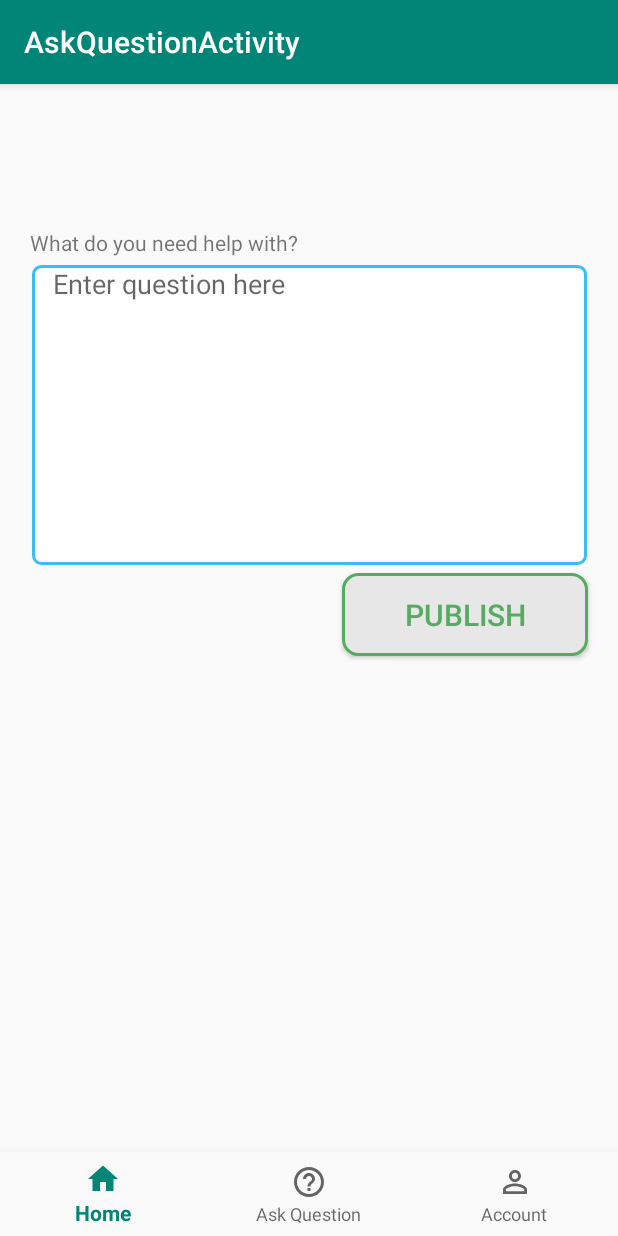
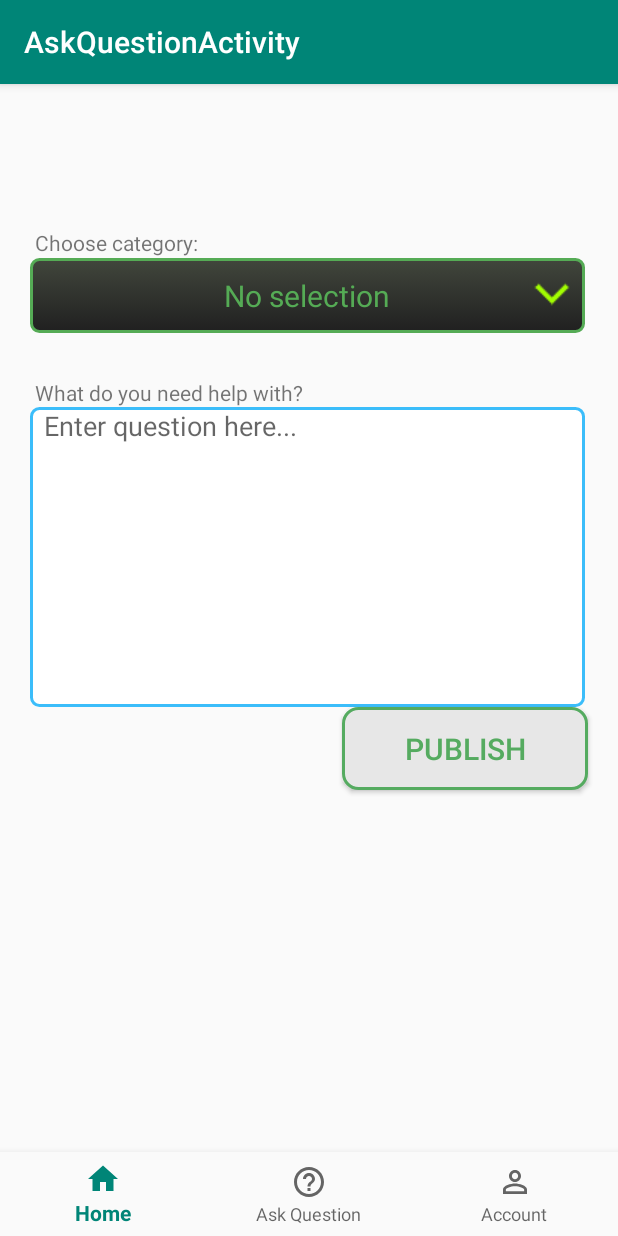
Before and after one commit to dmitrokh/pocketHandyman-fa19-hippo, an Android app: the AskQuestionActivity screen opened directly, with no data from a screen before it, on a phone screen of 412 x 824 dp. Run offline under Robolectric (Android 15) with nearby library versions, the phone set to English and light mode, and no system bars; our stand-ins replace Firebase (no records; nobody signed in at launch, a user with empty details on screens opened directly).

Commit message:
add functionality to save questions to Firebase DB

```diff
--- a/app/build.gradle
+++ b/app/build.gradle
@@ -35,11 +35,11 @@ dependencies {
     // For example, to use Firebase Authentication and Cloud Firestore
     implementation 'com.google.firebase:firebase-auth:19.1.0'
     implementation 'com.google.firebase:firebase-firestore:21.3.0'
-    implementation 'com.google.firebase:firebase-database:16.0.6'
+    implementation 'com.google.firebase:firebase-database:17.0.0'
 
 //    implementation 'com.android.support:appcompat-v7:29.0.2'
 //    implementation 'com.android.support:design:29.0.2'
-    implementation 'com.google.android.material:material:1.0.0'
+//    implementation 'com.google.android.material:material:1.0.0'
 }
 
 apply plugin: 'com.google.gms.google-services'
--- a/app/src/main/AndroidManifest.xml
+++ b/app/src/main/AndroidManifest.xml
@@ -1,6 +1,8 @@
 <?xml version="1.0" encoding="utf-8"?>
 <manifest xmlns:android="http://schemas.android.com/apk/res/android"
     package="com.example.pockethandyman">
+
+    <uses-permission android:name="android.permission.INTERNET" />
 
     <application
         android:allowBackup="true"
--- a/app/src/main/java/com/example/pockethandyman/AskQuestionActivity.java
+++ b/app/src/main/java/com/example/pockethandyman/AskQuestionActivity.java
@@ -1,39 +1,83 @@
 package com.example.pockethandyman;
 
 import android.content.Intent;
+import android.graphics.Color;
 import android.os.Bundle;
+import android.text.TextUtils;
 import android.view.MenuItem;
 import android.view.View;
+import android.widget.AdapterView;
+import android.widget.ArrayAdapter;
 import android.widget.Button;
 import android.widget.EditText;
+import android.widget.Spinner;
+import android.widget.TextView;
+import android.widget.Toast;
 
 import com.google.android.material.bottomnavigation.BottomNavigationView;
+import com.google.firebase.database.DatabaseReference;
+import com.google.firebase.database.FirebaseDatabase;
 
 import androidx.annotation.NonNull;
 import androidx.appcompat.app.AppCompatActivity;
 
-public class AskQuestionActivity extends AppCompatActivity {
+public class AskQuestionActivity extends AppCompatActivity implements AdapterView.OnItemSelectedListener {
+    private String categoryChosen;
     private BottomNavigationView bottomNavigationView;
-    private EditText question;
+    private EditText questionField;
     private Button publishButton;
+    private Spinner chooseCategory;
+    private DatabaseReference dbReference;
 
     @Override
     protected void onCreate(Bundle savedInstanceState) {
         super.onCreate(savedInstanceState);
         setContentView(R.layout.activity_ask_question);
 
-        question = findViewById(R.id.equestionField);
+        chooseCategory = findViewById(R.id.spinner);
+        ArrayAdapter adapter = ArrayAdapter.createFromResource(this, R.array.rubrik_array,
+                R.layout.spinner_item);
+        adapter.setDropDownViewResource(R.layout.spinner_dropdown);
+        chooseCategory.setAdapter(adapter);
+        chooseCategory.setOnItemSelectedListener(this);
+
+        questionField = findViewById(R.id.questionField);
         publishButton = findViewById(R.id.publishButton);
         publishButton.setOnClickListener(new View.OnClickListener() {
             @Override
             public void onClick(View v) {
-//                Intent intent = new Intent(AskQuestionActivity.this, HomeActivity.class);
-//
-//                startActivity(intent);
+                if (chooseCategory.getSelectedItem().toString().isEmpty()
+                        || chooseCategory.getSelectedItem().toString().equals("No selection")) {
+                    TextView errorText = (TextView)chooseCategory.getSelectedView();
+                    errorText.setError("");
+                    errorText.setTextColor(Color.RED);
+                    errorText.setText("Choose category");
+
+                    return;
+                }
+
+                if (TextUtils.isEmpty(questionField.getText().toString())){
+                    Toast.makeText(
+                            AskQuestionActivity.this, "Enter your questionField or go back!",
+                    Toast.LENGTH_SHORT).show();
+                } else {
+                    String question = questionField.getText().toString();
+                    int hash = question.hashCode();
+//                    String hashString = String.valueOf(hash);
+                    Question toAsk = new Question(question, categoryChosen);
+
+                    dbReference = FirebaseDatabase.getInstance().getReference("questions");
+                    dbReference.child(String.valueOf(hash)).setValue(toAsk);
+                }
+
+                Intent intent = new Intent(AskQuestionActivity.this, EmailPasswordActivity.class);
+                startActivity(intent);
             }
         });
 
         setupBottomNavigationView();
+
+
 
         // Passing each menu ID as a set of Ids because each
         // menu should be considered as top level destinations.
@@ -66,4 +110,13 @@ public class AskQuestionActivity extends AppCompatActivity {
         });
     }
 
+    @Override
+    public void onItemSelected(AdapterView<?> adapterView, View v, int position, long id) {
+        categoryChosen = adapterView.getItemAtPosition(position).toString();
+    }
+
+    @Override
+    public void onNothingSelected(AdapterView<?> adapterView) {
+
+    }
 }
--- /dev/null
+++ b/app/src/main/res/drawable-v24/gradient_spinner.xml
@@ -0,0 +1,31 @@
+<?xml version="1.0" encoding="utf-8"?>
+<selector xmlns:android="http://schemas.android.com/apk/res/android">
+
+    <item><layer-list>
+        <item><shape>
+            <gradient
+                android:angle="90"
+                android:endColor="#41463C"
+                android:startColor="#FF202020"
+                android:type="linear" />
+
+            <stroke
+                android:width="2dp"
+                android:color="#55AB55" />
+
+            <corners
+                android:radius="5dp" />
+
+            <padding
+                android:bottom="3dp"
+                android:left="3dp"
+                android:right="3dp"
+                android:top="3dp" />
+        </shape></item>
+        <item ><bitmap
+            android:gravity="right"
+            android:src="@drawable/dropdown_arrow_green" />
+        </item>
+    </layer-list></item>
+
+</selector>
--- a/app/src/main/res/layout/activity_ask_question.xml
+++ b/app/src/main/res/layout/activity_ask_question.xml
@@ -6,6 +6,29 @@
     android:layout_width="match_parent"
     android:layout_height="match_parent"
     android:paddingTop="?attr/actionBarSize">
+
+    <TextView
+        android:id="@+id/textView2"
+        android:layout_width="wrap_content"
+        android:layout_height="wrap_content"
+        android:layout_marginStart="20dp"
+        android:layout_marginTop="40dp"
+        android:text=" Choose category:"
+        app:layout_constraintStart_toStartOf="parent"
+        app:layout_constraintTop_toTopOf="parent" />
+
+    <Spinner
+        android:id="@+id/spinner"
+        style="@style/spinner_style"
+        android:layout_width="370dp"
+        android:layout_height="50dp"
+        android:layout_marginStart="20dp"
+        android:layout_marginTop="60dp"
+        android:layout_marginEnd="30dp"
+        android:textAlignment="gravity"
+        android:textColor="#55AB55"
+        app:layout_constraintStart_toStartOf="parent"
+        app:layout_constraintTop_toTopOf="parent" />
 
     <com.google.android.material.bottomnavigation.BottomNavigationView
         android:id="@+id/bottom_navigation"
@@ -19,30 +42,17 @@
         app:layout_constraintRight_toRightOf="parent"
         app:menu="@menu/bottom_nav_menu" />
 
-    <TextView
-        android:id="@+id/textView"
-        android:layout_width="wrap_content"
-        android:layout_height="wrap_content"
-        android:layout_marginStart="20dp"
-        android:layout_marginTop="40dp"
-        android:text="What do you need help with?"
-        app:layout_constraintStart_toStartOf="parent"
-        app:layout_constraintTop_toTopOf="parent" />
-
     <EditText
-        android:id="@+id/equestionField"
+        android:id="@+id/questionField"
         android:layout_width="370dp"
         android:layout_height="200dp"
         android:layout_marginStart="20dp"
-        android:layout_marginTop="5dp"
-        android:layout_marginEnd="20dp"
         android:background="@drawable/question"
         android:ems="10"
         android:gravity="start|top"
-        android:hint="   Enter question here"
+        android:hint="  Enter question here..."
         android:inputType="textMultiLine"
         android:scrollbars="vertical"
-        app:layout_constraintEnd_toEndOf="parent"
         app:layout_constraintStart_toStartOf="parent"
         app:layout_constraintTop_toBottomOf="@id/textView" />
 
@@ -52,7 +62,6 @@
         android:layout_height="55dp"
         android:layout_alignParentTop="true"
         android:layout_alignParentRight="true"
-        android:layout_marginTop="5dp"
         android:layout_marginEnd="20dp"
         android:background="@drawable/custom_button"
         android:text="Publish"
@@ -60,7 +69,17 @@
         android:textColor="#55AB60"
         android:textSize="20dp"
         app:layout_constraintEnd_toEndOf="parent"
-        app:layout_constraintTop_toBottomOf="@id/equestionField" />
+        app:layout_constraintTop_toBottomOf="@id/questionField" />
+
+    <TextView
+        android:id="@+id/textView"
+        android:layout_width="wrap_content"
+        android:layout_height="wrap_content"
+        android:layout_marginStart="20dp"
+        android:layout_marginTop="30dp"
+        android:text=" What do you need help with?"
+        app:layout_constraintStart_toStartOf="parent"
+        app:layout_constraintTop_toBottomOf="@+id/spinner" />
 
 
     <!--    <android.support.design.widget.TextInputLayout-->
--- /dev/null
+++ b/app/src/main/res/layout/spinner_item.xml
@@ -0,0 +1,11 @@
+<?xml version="1.0" encoding="utf-8"?>
+<TextView
+    xmlns:android="http://schemas.android.com/apk/res/android"
+    android:layout_width="match_parent"
+    android:layout_height="wrap_content"
+    android:textSize="20dp"
+    android:gravity="center_horizontal"
+    android:textColor="#55AB55"
+    android:padding="5dip"
+    android:backgroundTint="#55AB55"
+    />
--- a/app/src/main/res/values/strings.xml
+++ b/app/src/main/res/values/strings.xml
@@ -5,4 +5,12 @@
     <string name="title_home">Home</string>
     <string name="title_ask_question">Ask Question</string>
     <string name="title_account">Account</string>
+
+    <string-array name="rubrik_array">
+        <item>No selection</item>
+        <item>Home Appliances</item>
+        <item>Office Electronics</item>
+        <item>Automotive</item>
+        <item>Home Repairs</item>
+    </string-array>
 </resources>
--- a/app/src/main/res/values/styles.xml
+++ b/app/src/main/res/values/styles.xml
@@ -8,4 +8,11 @@
         <item name="colorAccent">@color/colorAccent</item>
     </style>
 
+    <style name="spinner_style">
+        <item name="android:layout_width">match_parent</item>
+        <item name="android:layout_height">wrap_content</item>
+        <item name="android:background">@drawable/gradient_spinner</item>
+        <item name="android:popupBackground">#FF202020</item>
+    </style>
+
 </resources>
```
Also changed, not shown: app/src/main/java/com/example/pockethandyman/Question.java (added, +41 -0 lines), app/src/main/res/layout/spinner_dropdown.xml (added, +10 -0 lines), app/src/main/res/drawable-v24/dropdown_arrow_green.png (added).
